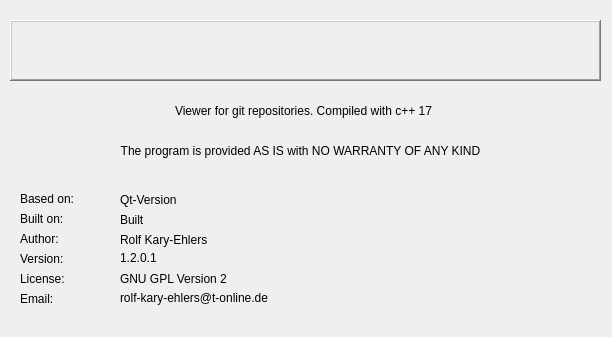
This is source/aboutdlg.ui in Rolloke/GUI-Apps as Qt 5 draws it before an edit. The edited form follows.
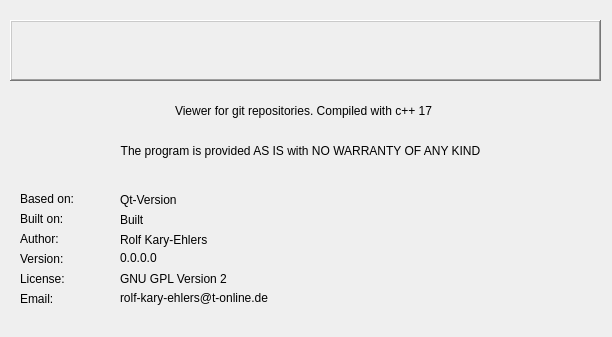
This is the edited form. Icons and pictures are not drawn.

Diff of the .ui file:
```diff
--- a/source/aboutdlg.ui
+++ b/source/aboutdlg.ui
@@ -62,7 +62,7 @@
     </rect>
    </property>
    <property name="text">
-    <string>1.2.0.1</string>
+    <string>0.0.0.0</string>
    </property>
   </widget>
   <widget class="QLabel" name="labelLicense">
```
